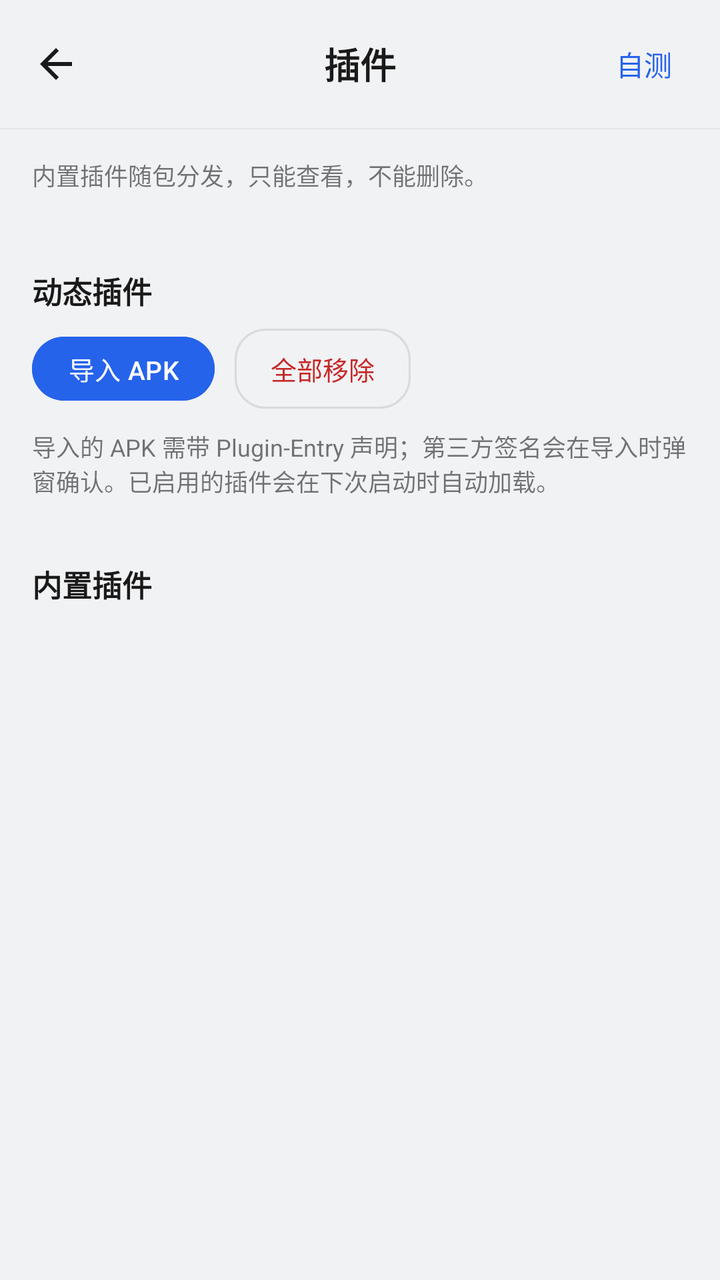
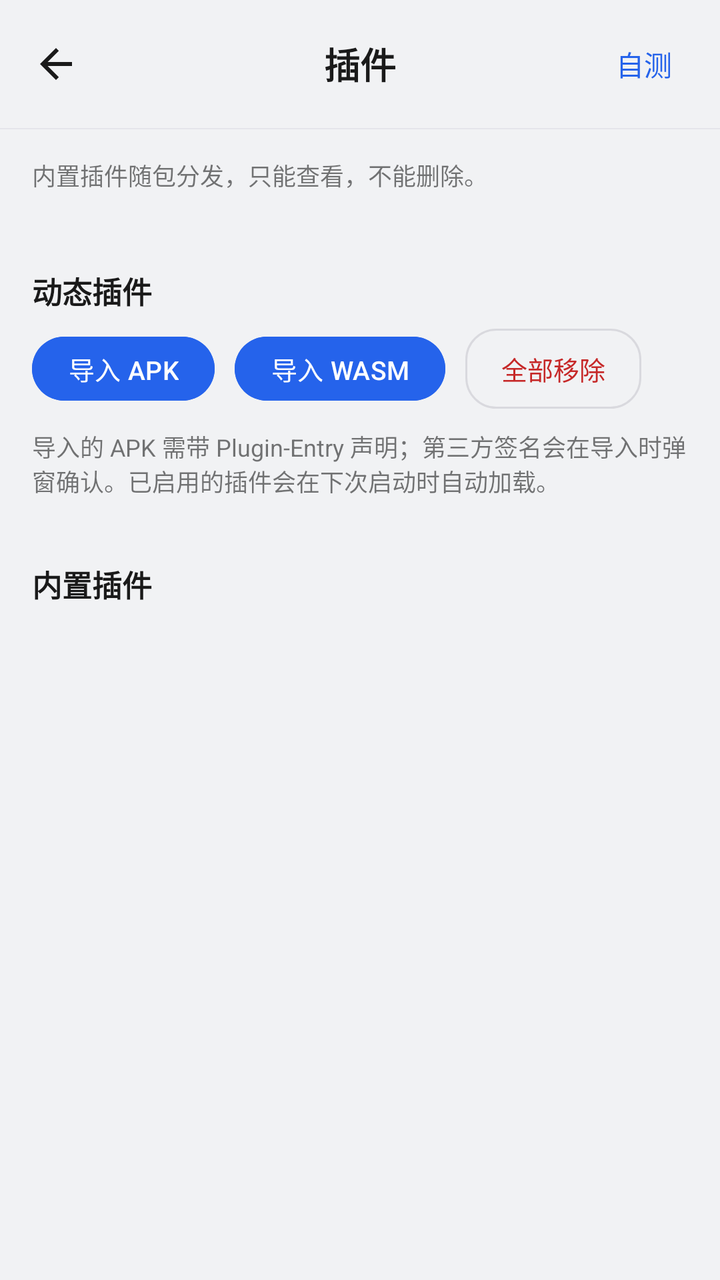

Two renders of the same Android screen: before a commit and after it. Below are the layout's source before the change and the commit's diff.
<!-- AndroidManifest.xml: application theme Theme.NyralLite -->
<!-- res/layout/activity_plugins.xml -->
<?xml version="1.0" encoding="utf-8"?>
<LinearLayout xmlns:android="http://schemas.android.com/apk/res/android"
    xmlns:app="http://schemas.android.com/apk/res-auto"
    android:id="@+id/root"
    android:layout_width="match_parent"
    android:layout_height="match_parent"
    android:orientation="vertical"
    android:background="@color/bg">

    
    <FrameLayout
        android:layout_width="match_parent"
        android:layout_height="?attr/actionBarSize"
        android:background="@color/bg">

        <ImageView
            android:id="@+id/btn_back"
            android:layout_width="40dp"
            android:layout_height="40dp"
            android:layout_gravity="start|center_vertical"
            android:layout_marginStart="8dp"
            android:padding="8dp"
            android:background="?attr/selectableItemBackgroundBorderless"
            android:contentDescription="@string/back"
            android:src="@drawable/ic_back" />

        <TextView
            android:layout_width="wrap_content"
            android:layout_height="wrap_content"
            android:layout_gravity="center"
            android:text="@string/plugins_title"
            android:textColor="@color/ai_text"
            android:textSize="18sp"
            android:textStyle="bold" />

        <TextView
            android:id="@+id/btn_tool_test"
            android:layout_width="wrap_content"
            android:layout_height="40dp"
            android:layout_gravity="end|center_vertical"
            android:layout_marginEnd="12dp"
            android:background="?attr/selectableItemBackground"
            android:gravity="center"
            android:paddingHorizontal="12dp"
            android:text="@string/tool_test_entry"
            android:textColor="@color/brand"
            android:textSize="14sp" />
    </FrameLayout>

    <View
        android:layout_width="match_parent"
        android:layout_height="0.5dp"
        android:background="@color/divider" />

    <ScrollView
        android:layout_width="match_parent"
        android:layout_height="0dp"
        android:layout_weight="1"
        android:fillViewport="true">

        <LinearLayout
            android:layout_width="match_parent"
            android:layout_height="wrap_content"
            android:orientation="vertical"
            android:paddingStart="16dp"
            android:paddingTop="14dp"
            android:paddingEnd="16dp"
            android:paddingBottom="28dp">

            <TextView
                android:layout_width="match_parent"
                android:layout_height="wrap_content"
                android:layout_marginBottom="16dp"
                android:alpha="0.6"
                android:text="@string/plugins_hint"
                android:textColor="@color/ai_text"
                android:textSize="12sp" />

            
            <TextView
                android:layout_width="wrap_content"
                android:layout_height="wrap_content"
                android:layout_marginTop="22dp"
                android:layout_marginBottom="8dp"
                android:text="@string/plugins_section_dynamic"
                android:textColor="@color/ai_text"
                android:textSize="15sp"
                android:textStyle="bold" />

            <LinearLayout
                android:layout_width="match_parent"
                android:layout_height="wrap_content"
                android:gravity="center_vertical"
                android:orientation="horizontal">

                <Button
                    android:id="@+id/btn_import_apk"
                    android:layout_width="wrap_content"
                    android:layout_height="40dp"
                    android:minWidth="0dp"
                    app:cornerRadius="20dp"
                    android:paddingHorizontal="18dp"
                    android:text="导入 APK"
                    android:textColor="@color/user_text"
                    android:textSize="13sp"
                    android:backgroundTint="@color/brand" />

                <TextView
                    android:id="@+id/btn_unload_all"
                    android:layout_width="wrap_content"
                    android:layout_height="40dp"
                    android:layout_marginStart="10dp"
                    android:background="@drawable/bg_bar_item"
                    android:gravity="center"
                    android:paddingHorizontal="18dp"
                    android:text="全部移除"
                    android:textColor="@color/tool_fail"
                    android:textSize="13sp" />
            </LinearLayout>

            <TextView
                android:id="@+id/dex_plugin_status"
                android:layout_width="match_parent"
                android:layout_height="wrap_content"
                android:layout_marginTop="10dp"
                android:layout_marginBottom="10dp"
                android:alpha="0.6"
                android:text="@string/plugins_dex_hint"
                android:textColor="@color/ai_text"
                android:textSize="12sp" />

            <LinearLayout
                android:id="@+id/external_plugin_list"
                android:layout_width="match_parent"
                android:layout_height="wrap_content"
                android:orientation="vertical" />

            
            <TextView
                android:layout_width="wrap_content"
                android:layout_height="wrap_content"
                android:layout_marginTop="22dp"
                android:layout_marginBottom="8dp"
                android:text="@string/plugins_section_builtin"
                android:textColor="@color/ai_text"
                android:textSize="15sp"
                android:textStyle="bold" />

            <LinearLayout
                android:id="@+id/plugin_list"
                android:layout_width="match_parent"
                android:layout_height="wrap_content"
                android:orientation="vertical" />
        </LinearLayout>
    </ScrollView>
</LinearLayout>
<!-- resources referenced by this layout -->
<resources>
  <color name="ai_text">#1A1A1A</color>
  <color name="bg">#F1F2F4</color>
  <color name="brand">#2563EB</color>
  <color name="divider">#E5E5EA</color>
  <color name="tool_fail">#C62828</color>
  <color name="user_text">#FFFFFF</color>
  <!-- drawable bg_bar_item (drawable) -->
  <?xml version="1.0" encoding="utf-8"?>
  <ripple xmlns:android="http://schemas.android.com/apk/res/android"
      android:color="?android:attr/colorControlHighlight">
      <item>
          <shape android:shape="rectangle">
              <corners android:radius="15dp" />
              <stroke
                  android:width="1dp"
                  android:color="@color/bar_outline" />
              <solid android:color="@android:color/transparent" />
          </shape>
      </item>
  </ripple>
  <!-- drawable ic_back (drawable) -->
  <?xml version="1.0" encoding="utf-8"?>
  <vector xmlns:android="http://schemas.android.com/apk/res/android"
      android:width="24dp"
      android:height="24dp"
      android:viewportWidth="24"
      android:viewportHeight="24">
      <path
          android:fillColor="#1A1A1A"
          android:pathData="M20,11H7.83l5.59,-5.59L12,4l-8,8 8,8 1.41,-1.41L7.83,13H20v-2z" />
  </vector>
  <string name="back">返回</string>
  <string name="plugins_dex_hint">导入的 APK 需带 Plugin-Entry 声明；第三方签名会在导入时弹窗确认。已启用的插件会在下次启动时自动加载。</string>
  <string name="plugins_hint">内置插件随包分发，只能查看，不能删除。</string>
  <string name="plugins_section_builtin">内置插件</string>
  <string name="plugins_section_dynamic">动态插件</string>
  <string name="plugins_title">插件</string>
  <string name="tool_test_entry">自测</string>
  <style name="Theme.NyralLite" parent="Theme.Material3.Light.NoActionBar">
          <item name="colorPrimary">@color/brand</item>
          <item name="android:windowBackground">@color/bg</item>
          <item name="android:statusBarColor">@color/bg</item>
          <item name="android:windowLightStatusBar">true</item>
          
          <item name="materialAlertDialogTheme">@style/ThemeOverlay.NyralLite.Dialog</item>
      </style>
  <color name="bar_outline">#D9D9DE</color>
  <style name="ThemeOverlay.NyralLite.Dialog" parent="ThemeOverlay.Material3.MaterialAlertDialog">
          <item name="colorPrimary">@color/brand</item>
          <item name="colorSecondary">@color/brand</item>
          <item name="colorSurface">@color/bg</item>
          <item name="colorSurfaceContainerHigh">@color/bg</item>
          <item name="colorOnSurface">@color/ai_text</item>
          
          <item name="elevationOverlayEnabled">false</item>
          <item name="shapeAppearanceOverlay">@style/ShapeAppearance.NyralLite.Dialog</item>
      </style>
  <style name="ShapeAppearance.NyralLite.Dialog" parent="">
          <item name="cornerFamily">rounded</item>
          <item name="cornerSize">20dp</item>
      </style>
</resources>

<!-- the commit's change to res/layout/activity_plugins.xml (unified diff, before → after) -->
@@ -105,6 +105,19 @@
                     android:textSize="13sp"
                     android:backgroundTint="@color/brand" />
 
+                <Button
+                    android:id="@+id/btn_import_wasm"
+                    android:layout_width="wrap_content"
+                    android:layout_height="40dp"
+                    android:layout_marginStart="10dp"
+                    android:minWidth="0dp"
+                    app:cornerRadius="20dp"
+                    android:paddingHorizontal="18dp"
+                    android:text="导入 WASM"
+                    android:textColor="@color/user_text"
+                    android:textSize="13sp"
+                    android:backgroundTint="@color/brand" />
+
                 <TextView
                     android:id="@+id/btn_unload_all"
                     android:layout_width="wrap_content"
